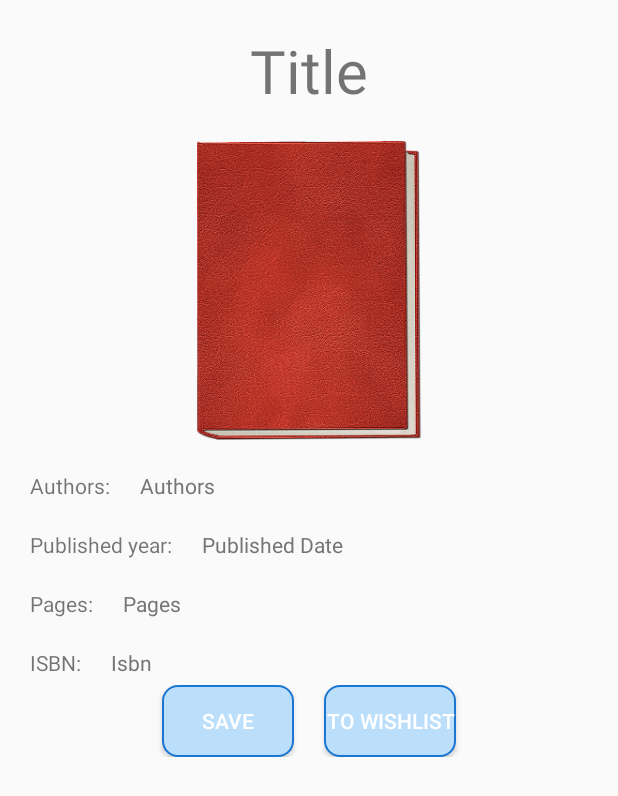
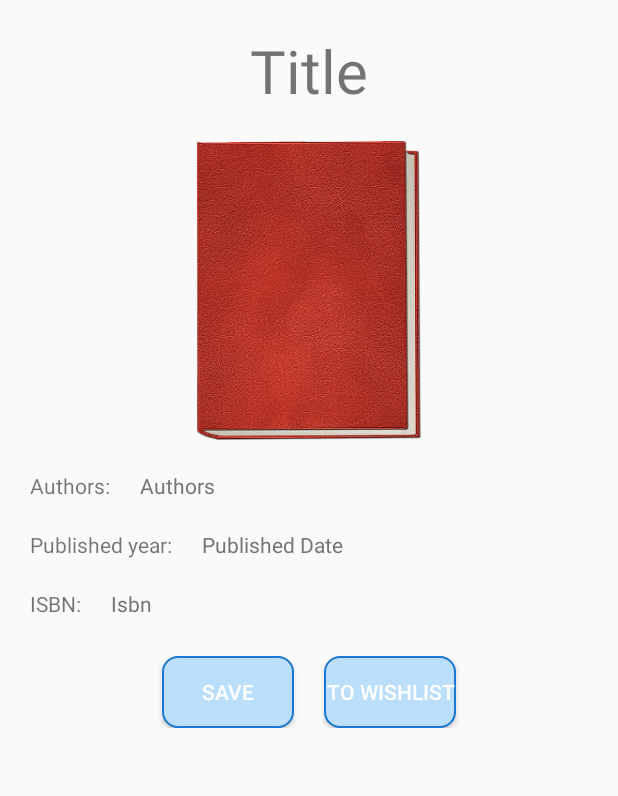
Before and after one commit to Eliathen/MyOwnLibrary, an Android app: the layout search_item_details_dialog.xml on its own in the app's theme, with its tools: preview values and no code run, on a phone screen of 412 x 824 dp. Shown: the top 796 px of the screen. Run offline under Robolectric (Android 15) with nearby library versions, the light colour scheme and no system bars.

Commit message:
Save book to database from search list

```diff
--- a/app/src/main/java/com/szymanski/myownlibrary/adapters/MyBookAdapter.kt
+++ b/app/src/main/java/com/szymanski/myownlibrary/adapters/MyBookAdapter.kt
@@ -84,7 +84,7 @@ class MyBookAdapter(var activity: FragmentActivity?, var onBookItemListener: OnB
                                 return false
                             }
                         })
-                        .error(R.drawable.books)
+                        .error(R.drawable.blank_cover)
                         .into(bookCover)
                 } else {
                     Glide.with(this)
--- a/app/src/main/java/com/szymanski/myownlibrary/adapters/SearchResultAdapter.kt
+++ b/app/src/main/java/com/szymanski/myownlibrary/adapters/SearchResultAdapter.kt
@@ -88,7 +88,7 @@ class SearchResultAdapter(private val onItemListener: OnItemListener): RecyclerV
                     .into(resultItemCover)
                 searchTitle.text = book.title
                 searchAuthors.text = getAuthors(book.authors)
-                saveBookButton.setOnClickListener { onItemListener.saveBook(adapterPosition) }
+                saveBookButton.setOnClickListener { onItemListener.saveBook(this, adapterPosition) }
                 this.setOnClickListener(this@ViewHolder)
             }
         }
@@ -107,6 +107,6 @@ class SearchResultAdapter(private val onItemListener: OnItemListener): RecyclerV
 
     interface OnItemListener{
         fun onItemClick(position: Int)
-        fun saveBook(position: Int)
+        fun saveBook(v: View, position: Int)
     }
 }
--- a/app/src/main/java/com/szymanski/myownlibrary/converters/BookConverter.kt
+++ b/app/src/main/java/com/szymanski/myownlibrary/converters/BookConverter.kt
@@ -5,6 +5,7 @@ import com.szymanski.myownlibrary.data.openLibraryAPI.models.Book
 
 class BookConverter {
 
+    companion object {
         fun toFirebaseBook(book: Book, encodedImage: String): FirebaseBook {
             return FirebaseBook(
                 book.isbn,
@@ -15,4 +16,7 @@ class BookConverter {
                 encodedImage
             )
         }
+
     }
+
+}
--- a/app/src/main/java/com/szymanski/myownlibrary/viewModels/BookDetailsViewModel.kt
+++ b/app/src/main/java/com/szymanski/myownlibrary/viewModels/BookDetailsViewModel.kt
@@ -27,7 +27,6 @@ class BookDetailsViewModel: ViewModel() {
             isLent = false,
             isFinished = false
         )
-        Log.d("BookDetails", "Start = ${rent.startDate}, End = ${rent.endDate}")
         return firebaseService.markBookAsBorrowed(rent)
 
     }
--- a/app/src/main/java/com/szymanski/myownlibrary/viewModels/MainViewModel.kt
+++ b/app/src/main/java/com/szymanski/myownlibrary/viewModels/MainViewModel.kt
@@ -142,7 +142,7 @@ class MainViewModel(application: Application): AndroidViewModel(application) {
         firebaseService =
             FirebaseServiceImpl()
         if(book.cover.isEmpty()){
-            val fireBook = BookConverter().toFirebaseBook(book, "")
+            val fireBook = BookConverter.toFirebaseBook(book, "")
             firebaseService.saveMyBook(fireBook)
             return
         }
@@ -156,7 +156,7 @@ class MainViewModel(application: Application): AndroidViewModel(application) {
                     val stream = ByteArrayOutputStream()
                     if(resource.compress(Bitmap.CompressFormat.PNG, 100, stream)) {
                         val image = Base64.encodeToString(stream.toByteArray(), Base64.DEFAULT)
-                        val fireBook = BookConverter().toFirebaseBook(book, image)
+                        val fireBook = BookConverter.toFirebaseBook(book, image)
                         firebaseService.saveMyBook(fireBook)
                     }
                 }
--- a/app/src/main/res/layout/my_book_item.xml
+++ b/app/src/main/res/layout/my_book_item.xml
@@ -14,7 +14,7 @@
         app:layout_constraintBottom_toBottomOf="parent"
         app:layout_constraintStart_toStartOf="parent"
         app:layout_constraintTop_toTopOf="parent"
-        app:srcCompat="@mipmap/ic_launcher_round" />
+        android:src="@drawable/blank_cover" />
 
     <androidx.core.widget.ContentLoadingProgressBar
         android:id="@+id/imageProgressBar"
--- a/app/src/main/res/layout/search_item_details_dialog.xml
+++ b/app/src/main/res/layout/search_item_details_dialog.xml
@@ -36,6 +36,14 @@
                 app:layout_constraintTop_toTopOf="parent"
                 app:layout_constraintStart_toStartOf="parent" />
 
+            <ProgressBar
+                android:id="@+id/progressBar"
+                android:layout_width="wrap_content"
+                android:layout_height="wrap_content"
+                app:layout_constraintEnd_toEndOf="parent"
+                android:visibility="gone"
+                app:layout_constraintStart_toStartOf="@+id/linearLayout"
+                app:layout_constraintTop_toBottomOf="@+id/bookDetailsCover" />
             <LinearLayout
                 android:id="@+id/linearLayout"
                 android:layout_width="match_parent"
@@ -101,32 +109,7 @@
                 <RelativeLayout
                     android:layout_width="match_parent"
                     android:layout_height="wrap_content"
-                    android:layout_marginTop="20dp">
-
-                    <TextView
-                        android:id="@+id/pageNumberLabel"
-                        android:layout_width="wrap_content"
-                        android:layout_height="wrap_content"
-                        android:layout_centerVertical="true"
-                        android:layout_marginStart="20dp"
-                        android:text="@string/pages_label" />
-
-                    <TextView
-                        android:id="@+id/bookDetailsPages"
-                        android:layout_width="wrap_content"
-                        android:layout_height="wrap_content"
-                        android:layout_marginStart="20dp"
-                        android:layout_toEndOf="@id/pageNumberLabel"
-                        android:background="@null"
-                        android:importantForAutofill="no"
-                        android:textColor="@color/colorSecondaryText"
-                        tools:text="Pages" />
-
-                </RelativeLayout>
-
-                <RelativeLayout
-                    android:layout_width="match_parent"
-                    android:layout_height="wrap_content"
+                    android:layout_marginBottom="20dp"
                     android:layout_marginTop="20dp">
 
                     <TextView
```
Also changed, not shown: app/src/main/java/com/szymanski/myownlibrary/activities/KeywordSearchResultActivity.kt (+39 -8 lines), app/src/main/java/com/szymanski/myownlibrary/viewModels/KeywordSearchResultViewModel.kt (+55 -2 lines), app/src/main/res/layout/keyword_search_result_item.xml (+12 -0 lines), 1 other file. Lines whose indentation alone changed are shown as unchanged.
